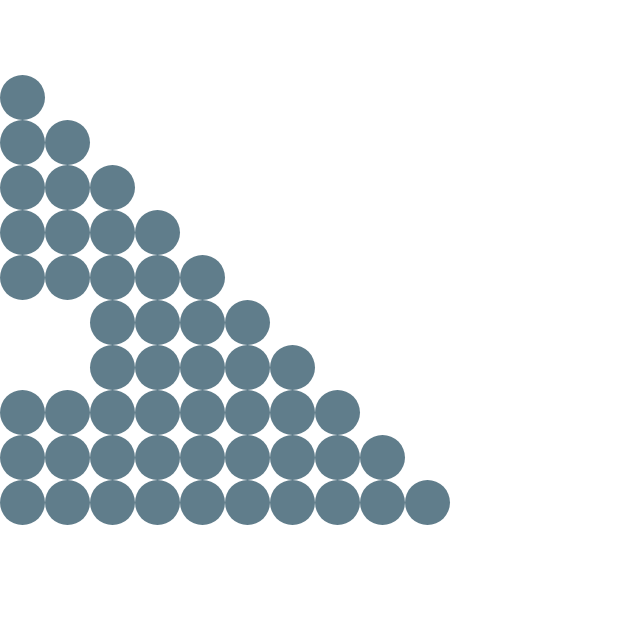
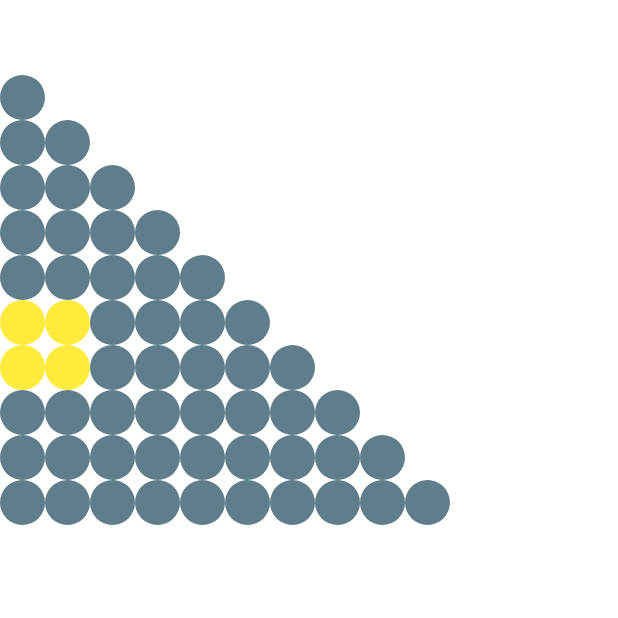
Before and after one commit to srwg/cubes, a Flutter app: the screen it shows after launch, on a phone screen of 412 x 824 dp, the top half of it. Run offline on Flutter 3.47's test engine with Material 2 defaults, Android fonts, the phone set to English and light mode, and no system bars.

Commit message:
Place initial block test.

```diff
--- a/lib/block.dart
+++ b/lib/block.dart
@@ -1,51 +1,53 @@
-import './config.dart';
+import './constants.dart';
 import 'package:flutter/material.dart';
 
 class Block {
+  final Color color;
+  bool is_fixed;
+  bool is_placed;
+  int pos;
+
   final BlockGroup _group;
-  final int _home;
-  final Color color;
   int _g_index;
   BlockProto _block;
-  bool _is_fixed;
-  bool _is_placed;
-  int pos;
 
-  Block(this._group, this._home, this.color,
+  Block(this._group, this.color,
       {int index = 0, bool is_fixed = false, bool is_placed = false, int pos = 0}) {
     _g_index = index;
     _block = _group.get(_g_index);
-    _is_fixed = is_fixed;
-    _is_placed = is_placed;
+    this.is_fixed = is_fixed;
+    this.is_placed = is_placed;
     this.pos = pos;
   }
 
-  bool isPlaced() => _is_placed;
-
   bool isSelected(int pos) {
-    if (_is_fixed || !_is_placed || this.pos > pos) return false;
+    if (is_fixed || !is_placed || this.pos > pos) return false;
     return _block.getMask() >> (pos - this.pos) & BigInt.one != BigInt.zero;
   }
 
+  BigInt getMask() {
+    return is_placed ? _block.getMask() << pos: BigInt.zero;
+  }
+
   BigInt place(int pos, BigInt board) {
-    if (_is_placed || _block.getMask() << pos & board != BigInt.zero) {
+    if (is_placed || _block.getMask() << pos & board != BigInt.zero) {
       return board;
     }
     this.pos = pos;
-    _is_placed = true;
+    is_placed = true;
     return board | (_block.getMask() << pos);
   }
 
   BigInt replace(BigInt board) {
-    if (_is_fixed || !_is_placed) {
+    if (is_fixed || !is_placed) {
       return board;
     }
-    _is_placed = false;
+    is_placed = false;
     return board - (_block.getMask() << this.pos);
   }
 
   BigInt rotate(BigInt board) {
-    if (_is_fixed) {
+    if (is_fixed) {
       return board;
     }
     board = replace(board);
@@ -80,31 +82,3 @@ class BlockGroup {
 
   get(int index) => _blocks[index % _blocks.length];
 }
-
-const BLOCK_CONFIGS = [
-  [Colors.yellow, [3, 3]],
-  [Colors.red, [2, 7, 2]],
-  [Colors.brown, [3, 1], [3, 2], [2, 3], [1, 3]],
-  [Colors.greenAccent, [15], [1, 1, 1, 1]],
-  [Colors.white, [7, 5], [3, 2, 3], [5, 7], [3, 1, 3]],
-  [Colors.blue, [1, 1, 7], [7, 1, 1], [7, 4, 4], [4, 4, 7]],
-  [Colors.orange, [1, 3, 6], [6, 3, 1], [3, 6, 4], [4, 6, 3]],
-  [Colors.lightGreen, [1, 3, 1, 1], [15, 4], [2, 2, 3, 2], [2, 15],
-                      [15, 2], [2, 3, 2, 2], [4, 15], [1, 1, 3, 1]],
-  [Colors.pink, [3, 1, 1, 1], [15, 8], [2, 2, 2, 3], [1, 15],
-                [15, 1], [3, 2, 2, 2], [8, 15], [1, 1, 1, 3]],
-  [Colors.purple, [2, 3, 1, 1], [7, 12], [2, 2, 3, 1], [3, 14],
-                  [14, 3], [1, 3, 2, 2], [12, 7], [1, 1, 3, 2]],
-  [Colors.grey, [1, 1, 3], [7, 1], [3, 2, 2], [4, 7],
-                [7, 4], [2, 2, 3], [1, 7], [3, 1, 1]],
-  [Colors.cyan, [3, 3, 1], [7, 6], [2, 3, 3], [3, 7],
-                [7, 3], [3, 3, 2], [6, 7], [1, 3, 3]],
-];
-
-Block buildFromConfig(List config, int home, {is_fixed = false, is_placed = false, pos = 0}) {
-  var g = BlockGroup();
-  for (var proto in config.sublist(1)) {
-    g.addBlock(BlockProto(proto));
-  }
-  return Block(g, home, config[0], is_fixed: is_fixed, is_placed: is_placed, pos: pos);
-}
--- /dev/null
+++ b/lib/game_configs.dart
@@ -0,0 +1,44 @@
+import 'package:flutter/material.dart';
+import 'constants.dart';
+import 'block.dart';
+
+/** Compute the board for a triangular board */
+BigInt buildTriangleGameBoard() {
+  var row = 1 << W;
+  var b = List<int>.generate(W, (index) => row - (1 << (index + 1)));
+  b[W-1] = row - 1;
+  var board = BigInt.zero;
+  for (int r in b.reversed) {
+  board = (board << W) | BigInt.from(r);
+  }
+  return board;
+}
+
+/** Block definitions */
+const BLOCK_CONFIGS = [
+  [Colors.yellow, [3, 3]],
+  [Colors.red, [2, 7, 2]],
+  [Colors.brown, [3, 1], [3, 2], [2, 3], [1, 3]],
+  [Colors.greenAccent, [15], [1, 1, 1, 1]],
+  [Colors.white, [7, 5], [3, 2, 3], [5, 7], [3, 1, 3]],
+  [Colors.blue, [1, 1, 7], [7, 1, 1], [7, 4, 4], [4, 4, 7]],
+  [Colors.orange, [1, 3, 6], [6, 3, 1], [3, 6, 4], [4, 6, 3]],
+  [Colors.lightGreen, [1, 3, 1, 1], [15, 4], [2, 2, 3, 2], [2, 15],
+  [15, 2], [2, 3, 2, 2], [4, 15], [1, 1, 3, 1]],
+  [Colors.pink, [3, 1, 1, 1], [15, 8], [2, 2, 2, 3], [1, 15],
+  [15, 1], [3, 2, 2, 2], [8, 15], [1, 1, 1, 3]],
+  [Colors.purple, [2, 3, 1, 1], [7, 12], [2, 2, 3, 1], [3, 14],
+  [14, 3], [1, 3, 2, 2], [12, 7], [1, 1, 3, 2]],
+  [Colors.grey, [1, 1, 3], [7, 1], [3, 2, 2], [4, 7],
+  [7, 4], [2, 2, 3], [1, 7], [3, 1, 1]],
+  [Colors.cyan, [3, 3, 1], [7, 6], [2, 3, 3], [3, 7],
+  [7, 3], [3, 3, 2], [6, 7], [1, 3, 3]],
+];
+
+Block buildBlock(List config, {is_fixed = false, is_placed = false, pos = 0}) {
+  var g = BlockGroup();
+  for (var proto in config.sublist(1)) {
+    g.addBlock(BlockProto(proto));
+  }
+  return Block(g, config[0], is_fixed: is_fixed, is_placed: is_placed, pos: pos);
+}
```
Also changed, not shown: lib/game.dart (+21 -42 lines), lib/constants.dart (renamed from lib/config.dart).
